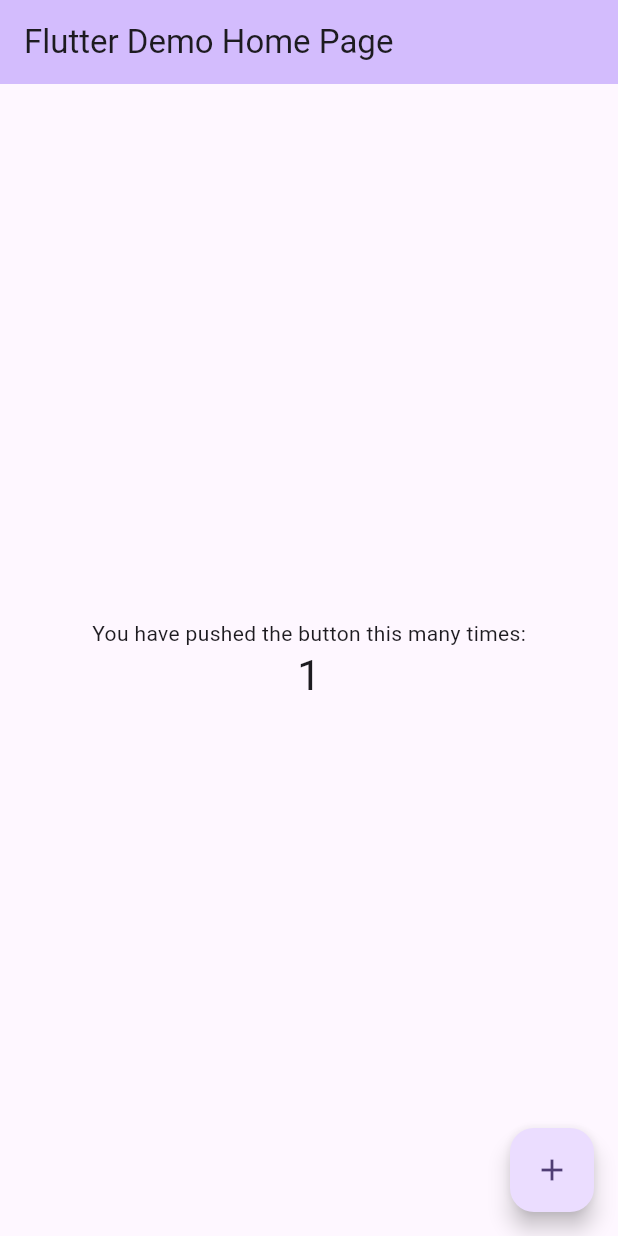
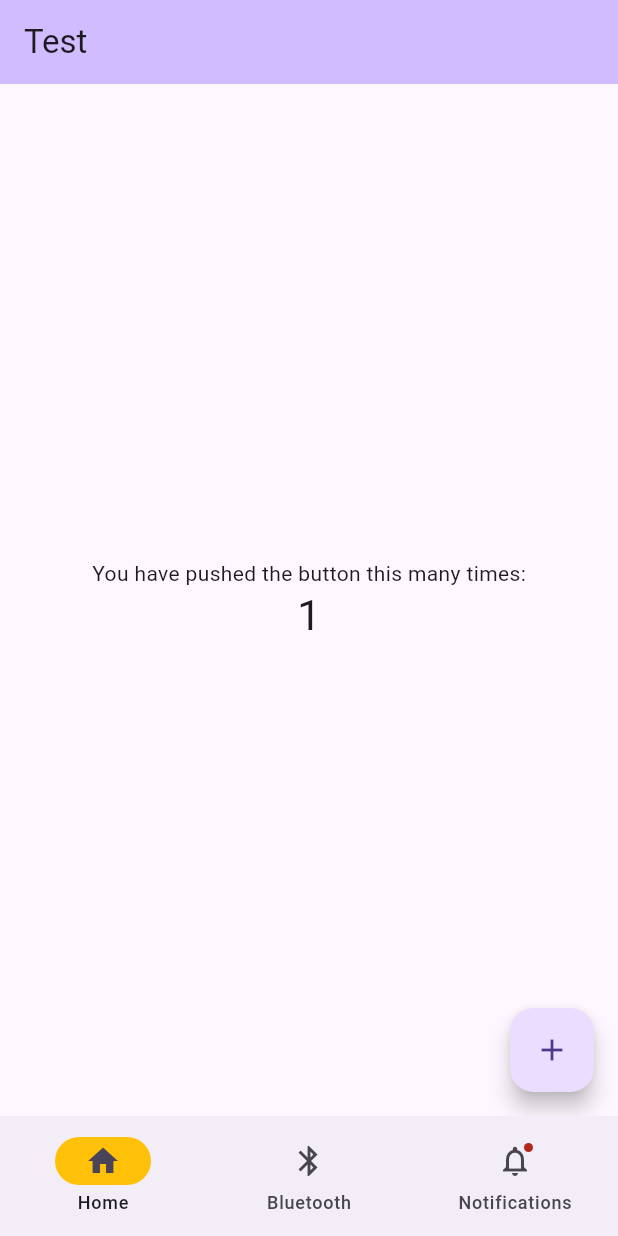
Before and after one commit to JellyfishSpot/ChildSafeApp, a Flutter app: the screen it shows after launch, after a tap on the "add" icon, on a phone screen of 412 x 824 dp. Run offline on Flutter 3.47's test engine with Material 3 defaults, Android fonts, the phone set to English and light mode, and no system bars.

Commit message:
added navigation

```diff
--- a/lib/main.dart
+++ b/lib/main.dart
@@ -1,5 +1,7 @@
+import 'package:childsafeapp/screens/ble_test_page.dart';
 import 'package:flutter/material.dart';
 import 'screens/home_page.dart';
+import 'package:childsafeapp/navigation_scaffold.dart';
 
 void main() {
   runApp(const MyApp());
@@ -12,12 +14,7 @@ class MyApp extends StatelessWidget {
   @override
   Widget build(BuildContext context) {
     return MaterialApp(
-      title: 'Flutter Demo',
-      theme: ThemeData(
-        colorScheme: ColorScheme.fromSeed(seedColor: Colors.deepPurple),
-        useMaterial3: true,
-      ),
-      home: const MyHomePage(title: 'Flutter Demo Home Page'),
+      home: NavigationScaffold()
     );
   }
 }
--- /dev/null
+++ b/lib/navigation_scaffold.dart
@@ -0,0 +1,54 @@
+import 'package:childsafeapp/screens/ble_test_page.dart';
+import 'package:childsafeapp/screens/home_page.dart';
+import 'package:flutter/material.dart';
+
+class NavigationScaffold extends StatefulWidget{
+  NavigationScaffold({super.key});
+
+  @override
+  State<StatefulWidget> createState() => NavigationState();
+}
+
+class NavigationState extends State<NavigationScaffold> {
+
+  int currentPageIndex = 0;
+
+  @override
+  Widget build(BuildContext context) {
+    final ThemeData theme = Theme.of(context);
+    return Scaffold(
+      bottomNavigationBar: NavigationBar(
+        onDestinationSelected: (int index) {
+          setState(() {
+            currentPageIndex = index;
+          });
+        },
+        indicatorColor: Colors.amber,
+        selectedIndex: currentPageIndex,
+        destinations: const <Widget>[
+          NavigationDestination(
+            selectedIcon: Icon(Icons.home),
+            icon: Icon(Icons.home_outlined),
+            label: 'Home',
+          ),
+          NavigationDestination(
+            icon: Icon(Icons.bluetooth),
+            label: 'Bluetooth',
+          ),
+          NavigationDestination(
+            selectedIcon: Icon(Icons.notifications),
+            icon: Badge(child: Icon(Icons.notifications_outlined)),
+            label: 'Notifications',
+          ),
+        ],
+      ),
+      body:
+          <Widget>[
+            /// Home page
+            MyHomePage(title: "Test"),
+            BluetoothTestPage(title: "Bluetooth"),
+            MyHomePage(title: "Placeholder"),
+          ][currentPageIndex],
+    );
+  }
+}
```
